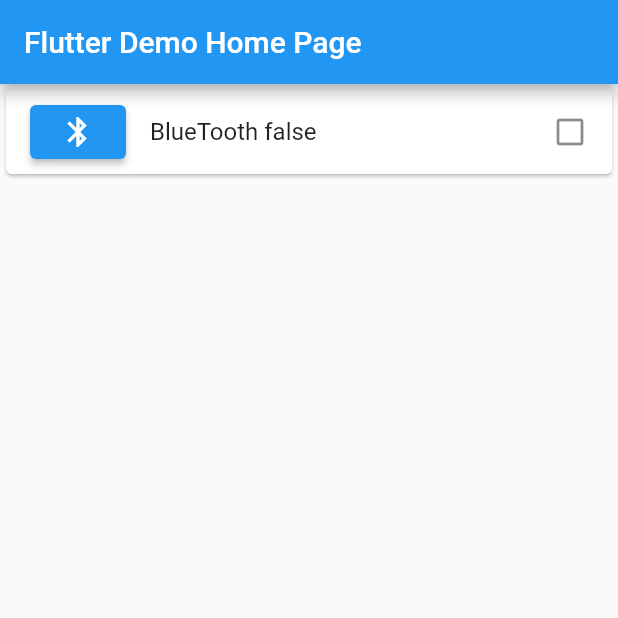
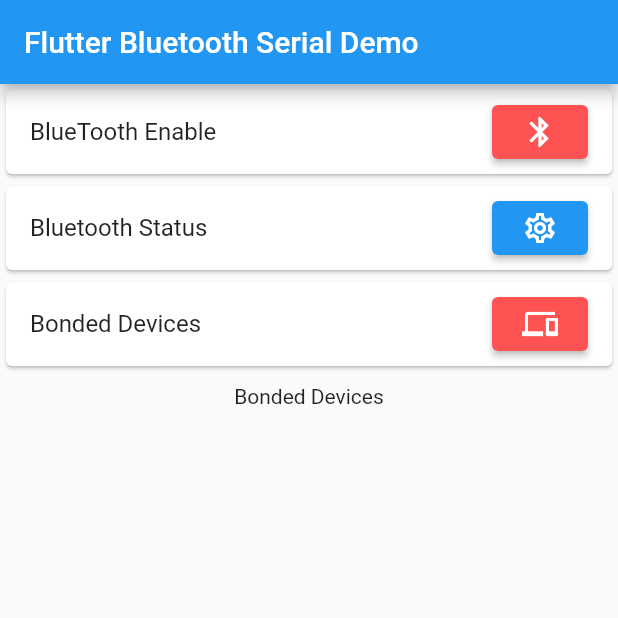
Before and after one commit to rtomooka/sample_bluetooth_serial, a Flutter app: the screen it shows after launch, on a phone screen of 412 x 824 dp, the top half of it. Run offline on Flutter 3.47's test engine with Material 2 defaults, Android fonts, the phone set to English and light mode, and no system bars; our stand-ins replace flutter_bluetooth_serial, flutter_hooks.

Commit message:
以下の機能を追加 ・Bluetooth有効化 ・ペアリング設定画面の表示 ・接続済みデバイスの表示

```diff
--- a/lib/main.dart
+++ b/lib/main.dart
@@ -15,7 +15,7 @@
       theme: ThemeData(
         primarySwatch: Colors.blue,
       ),
-      home: MyHomePage(title: 'Flutter Demo Home Page'),
+      home: MyHomePage(title: 'Flutter Bluetooth Serial Demo'),
     );
   }
 }
@@ -29,6 +29,7 @@
   @override
   Widget build(BuildContext context) {
     final bluetoothEnable = useState(false);
+    final bondedDevices = useState([]);
     return Scaffold(
       appBar: AppBar(
         title: Text(title),
@@ -37,8 +38,8 @@
         children: [
           Card(
             child: ListTile(
-              title: Text("BlueTooth ${bluetoothEnable.value}"),
-              leading: ElevatedButton(
+              title: const Text("BlueTooth Enable"),
+              trailing: ElevatedButton(
                 onPressed: () async {
                   if (bluetoothEnable.value) return;
                   await FlutterBluetoothSerial.instance.requestEnable();
@@ -47,12 +48,66 @@
                     bluetoothEnable.value = true;
                   }
                 },
-                child: Icon(Icons.bluetooth),
+                style: ElevatedButton.styleFrom(
+                  backgroundColor: bluetoothEnable.value
+                      ? Theme.of(context).primaryColor
+                      : Colors.redAccent,
+                ),
+                child: const Icon(Icons.bluetooth),
               ),
-              trailing: bluetoothEnable.value
-                  ? Icon(Icons.check_box_outlined)
-                  : Icon(Icons.check_box_outline_blank_outlined),
             ),
+          ),
+          Card(
+            child: ListTile(
+              title: const Text("Bluetooth Status"),
+              trailing: ElevatedButton(
+                onPressed: () async {
+                  await FlutterBluetoothSerial.instance.openSettings();
+                },
+                child: const Icon(Icons.settings_outlined),
+              ),
+            ),
+          ),
+          Card(
+            child: ListTile(
+              title: const Text("Bonded Devices"),
+              trailing: ElevatedButton(
+                onPressed: () async {
+                  bondedDevices.value =
+                      await FlutterBluetoothSerial.instance.getBondedDevices();
+                },
+                style: ElevatedButton.styleFrom(
+                  backgroundColor: bondedDevices.value.isNotEmpty
+                      ? Theme.of(context).primaryColor
+                      : Colors.redAccent,
+                ),
+                child: const Icon(Icons.devices),
+              ),
+            ),
+          ),
+          Padding(
+            padding: const EdgeInsets.all(8.0),
+            child: Text("Bonded Devices"),
+          ),
+          ListView.builder(
+            shrinkWrap: true,
+            itemCount: bondedDevices.value.length,
+            itemBuilder: (context, int index) {
+              BluetoothDevice device = bondedDevices.value.elementAt(index);
+              return Card(
+                child: ExpansionTile(
+                  title: Text(device.name ?? ""),
+                  subtitle: Text(device.address),
+                  expandedAlignment: Alignment.centerLeft,
+                  expandedCrossAxisAlignment: CrossAxisAlignment.start,
+                  children: [
+                    Text("bondState : ${device.bondState.stringValue}"),
+                    Text("isBonded : ${device.isBonded}"),
+                    Text("isConnected : ${device.isConnected}"),
+                  ],
+                ),
+              );
+            },
           ),
         ],
       ),
```
